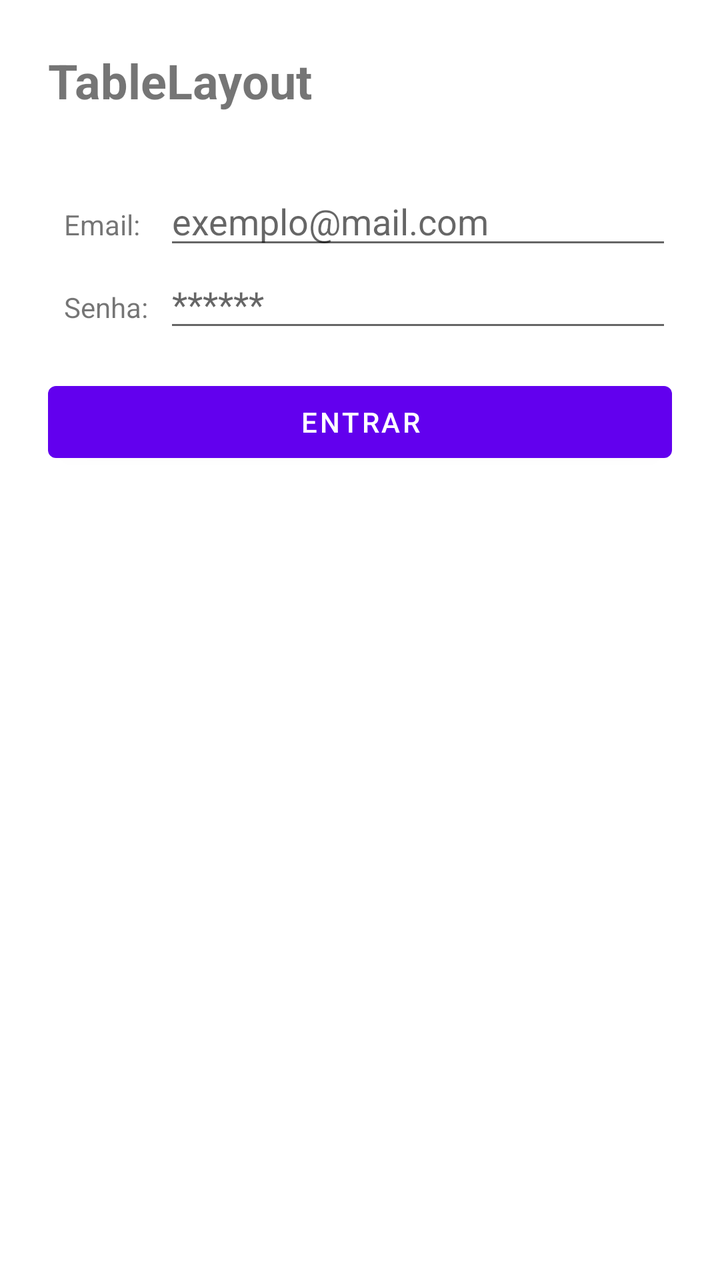
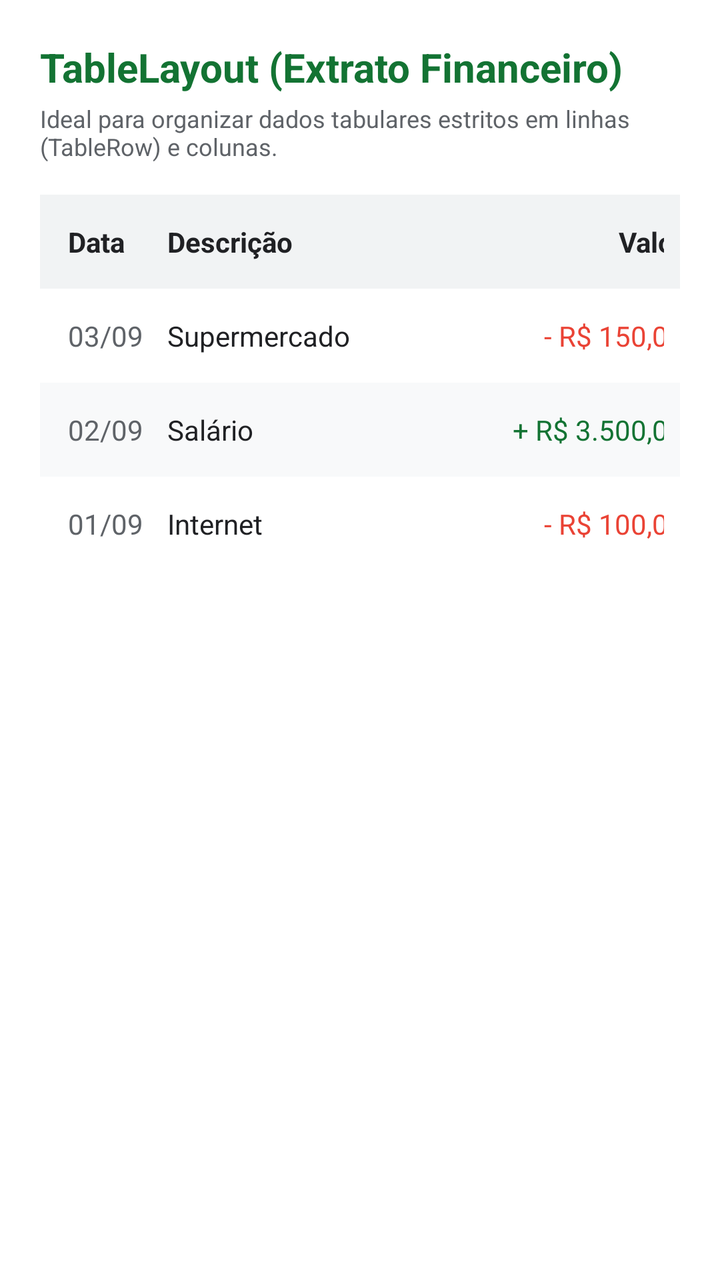

Two renders of the same Android screen: before a commit and after it. Below are the layout's source before the change and the commit's diff.
<!-- AndroidManifest.xml: application theme Theme.Login -->
<!-- res/layout/activity_table.xml -->
<?xml version="1.0" encoding="utf-8"?>
<TableLayout xmlns:android="http://schemas.android.com/apk/res/android"
    android:layout_width="match_parent"
    android:layout_height="wrap_content"
    android:padding="24dp"
    android:stretchColumns="1"
    android:background="#FFFFFF"
    android:layout_marginBottom="16dp">

    <TextView
        android:layout_width="wrap_content"
        android:layout_height="wrap_content"
        android:text="TableLayout"
        android:textSize="24sp"
        android:textStyle="bold"
        android:layout_marginBottom="32dp" />

    <TableRow>
        <TextView
            android:layout_width="wrap_content"
            android:layout_height="wrap_content"
            android:text="Email:"
            android:padding="8dp" />
        <EditText
            android:layout_width="match_parent"
            android:layout_height="wrap_content"
            android:hint="exemplo@mail.com" />
    </TableRow>

    <TableRow>
        <TextView
            android:layout_width="wrap_content"
            android:layout_height="wrap_content"
            android:text="Senha:"
            android:padding="8dp" />
        <EditText
            android:layout_width="match_parent"
            android:layout_height="wrap_content"
            android:hint="******"
            android:inputType="textPassword" />
    </TableRow>

    <Button
        android:layout_width="wrap_content"
        android:layout_height="wrap_content"
        android:text="Entrar"
        android:layout_marginTop="16dp" />

</TableLayout>
<!-- resources referenced by this layout -->
<resources>
  <style name="Theme.Login" parent="Theme.MaterialComponents.DayNight.DarkActionBar">
          
          <item name="colorPrimary">@color/purple_500</item>
          <item name="colorPrimaryVariant">@color/purple_700</item>
          <item name="colorOnPrimary">@color/white</item>
          
          <item name="colorSecondary">@color/teal_200</item>
          <item name="colorSecondaryVariant">@color/teal_700</item>
          <item name="colorOnSecondary">@color/black</item>
          
          <item name="android:statusBarColor">?attr/colorPrimaryVariant</item>
          
      </style>
  <color name="purple_500">#FF6200EE</color>
  <color name="purple_700">#FF3700B3</color>
  <color name="white">#FFFFFFFF</color>
  <color name="teal_200">#FF03DAC5</color>
  <color name="teal_700">#FF018786</color>
  <color name="black">#FF000000</color>
</resources>

<!-- the commit's change to res/layout/activity_table.xml (unified diff, before → after) -->
@@ -2,48 +2,131 @@
 <TableLayout xmlns:android="http://schemas.android.com/apk/res/android"
     android:layout_width="match_parent"
     android:layout_height="wrap_content"
-    android:padding="24dp"
+    android:padding="20dp"
     android:stretchColumns="1"
     android:background="#FFFFFF"
-    android:layout_marginBottom="16dp">
+    android:layout_marginBottom="16dp"
+    android:elevation="2dp">
+
+    
+    <TextView
+        android:layout_width="wrap_content"
+        android:layout_height="wrap_content"
+        android:text="TableLayout (Extrato Financeiro)"
+        android:textSize="20sp"
+        android:textStyle="bold"
+        android:textColor="#137333"
+        android:layout_marginBottom="4dp" />
 
     <TextView
         android:layout_width="wrap_content"
         android:layout_height="wrap_content"
-        android:text="TableLayout"
-        android:textSize="24sp"
-        android:textStyle="bold"
-        android:layout_marginBottom="32dp" />
+        android:text="Ideal para organizar dados tabulares estritos em linhas (TableRow) e colunas."
+        android:textSize="12sp"
+        android:textColor="#5F6368"
+        android:layout_marginBottom="16dp" />
 
-    <TableRow>
+    
+    <TableRow
+        android:background="#F1F3F4"
+        android:padding="8dp">
         <TextView
             android:layout_width="wrap_content"
             android:layout_height="wrap_content"
-            android:text="Email:"
-            android:padding="8dp" />
-        <EditText
-            android:layout_width="match_parent"
-            android:layout_height="wrap_content"
-            android:hint="exemplo@mail.com" />
-    </TableRow>
-
-    <TableRow>
+            android:text="Data"
+            android:textStyle="bold"
+            android:textColor="#202124"
+            android:padding="6dp" />
         <TextView
             android:layout_width="wrap_content"
             android:layout_height="wrap_content"
-            android:text="Senha:"
-            android:padding="8dp" />
-        <EditText
-            android:layout_width="match_parent"
+            android:text="Descrição"
+            android:textStyle="bold"
+            android:textColor="#202124"
+            android:padding="6dp" />
+        <TextView
+            android:layout_width="wrap_content"
             android:layout_height="wrap_content"
-            android:hint="******"
-            android:inputType="textPassword" />
+            android:text="Valor"
+            android:textStyle="bold"
+            android:textColor="#202124"
+            android:gravity="end"
+            android:padding="6dp" />
     </TableRow>
 
-    <Button
-        android:layout_width="wrap_content"
-        android:layout_height="wrap_content"
-        android:text="Entrar"
-        android:layout_marginTop="16dp" />
+    
+    <TableRow
+        android:padding="8dp"
+        android:background="#FFFFFF">
+        <TextView
+            android:layout_width="wrap_content"
+            android:layout_height="wrap_content"
+            android:text="03/09"
+            android:textColor="#5F6368"
+            android:padding="6dp" />
+        <TextView
+            android:layout_width="wrap_content"
+            android:layout_height="wrap_content"
+            android:text="Supermercado"
+            android:textColor="#202124"
+            android:padding="6dp" />
+        <TextView
+            android:layout_width="wrap_content"
+            android:layout_height="wrap_content"
+            android:text="- R$ 150,00"
+            android:textColor="#EA4335"
+            android:gravity="end"
+            android:padding="6dp" />
+    </TableRow>
+
+    
+    <TableRow
+        android:padding="8dp"
+        android:background="#F8F9FA">
+        <TextView
+            android:layout_width="wrap_content"
+            android:layout_height="wrap_content"
+            android:text="02/09"
+            android:textColor="#5F6368"
+            android:padding="6dp" />
+        <TextView
+            android:layout_width="wrap_content"
+            android:layout_height="wrap_content"
+            android:text="Salário"
+            android:textColor="#202124"
+            android:padding="6dp" />
+        <TextView
+            android:layout_width="wrap_content"
+            android:layout_height="wrap_content"
+            android:text="+ R$ 3.500,00"
+            android:textColor="#137333"
+            android:gravity="end"
+            android:padding="6dp" />
+    </TableRow>
+
+    
+    <TableRow
+        android:padding="8dp"
+        android:background="#FFFFFF">
+        <TextView
+            android:layout_width="wrap_content"
+            android:layout_height="wrap_content"
+            android:text="01/09"
+            android:textColor="#5F6368"
+            android:padding="6dp" />
+        <TextView
+            android:layout_width="wrap_content"
+            android:layout_height="wrap_content"
+            android:text="Internet"
+            android:textColor="#202124"
+            android:padding="6dp" />
+        <TextView
+            android:layout_width="wrap_content"
+            android:layout_height="wrap_content"
+            android:text="- R$ 100,00"
+            android:textColor="#EA4335"
+            android:gravity="end"
+            android:padding="6dp" />
+    </TableRow>
 
 </TableLayout>
<!-- resource entries referenced after the edit -->
@@ -1,6 +1,6 @@
 <!-- resources referenced by this layout -->
 <resources>
-  <style name="Theme.Login" parent="Theme.MaterialComponents.DayNight.DarkActionBar">
+  <style name="Theme.Login" parent="Theme.MaterialComponents.DayNight.NoActionBar">
           
           <item name="colorPrimary">@color/purple_500</item>
           <item name="colorPrimaryVariant">@color/purple_700</item>
